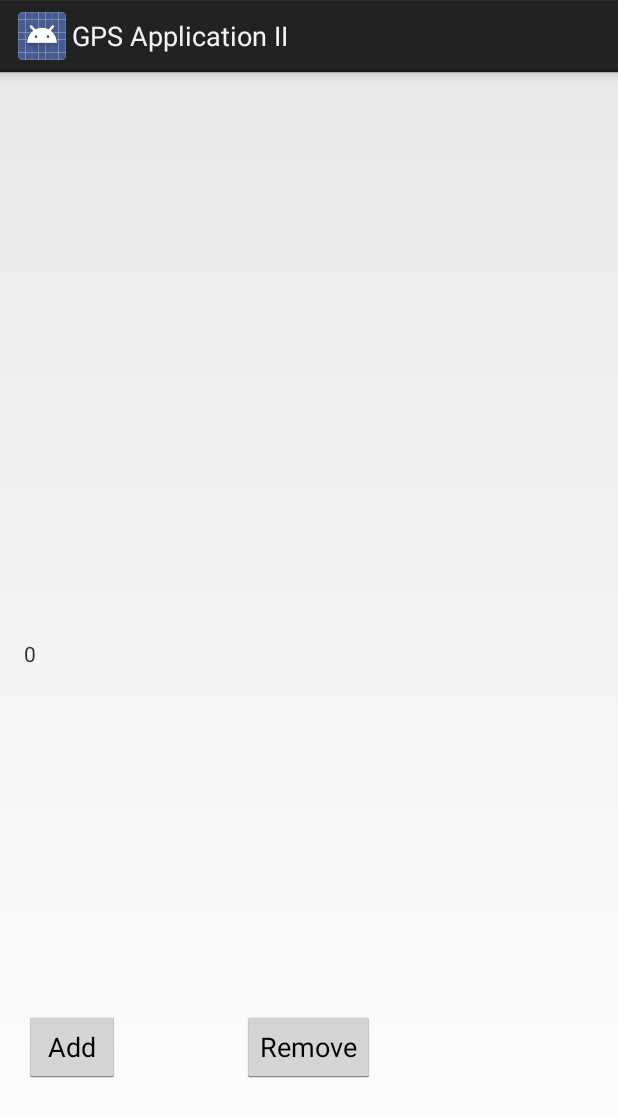
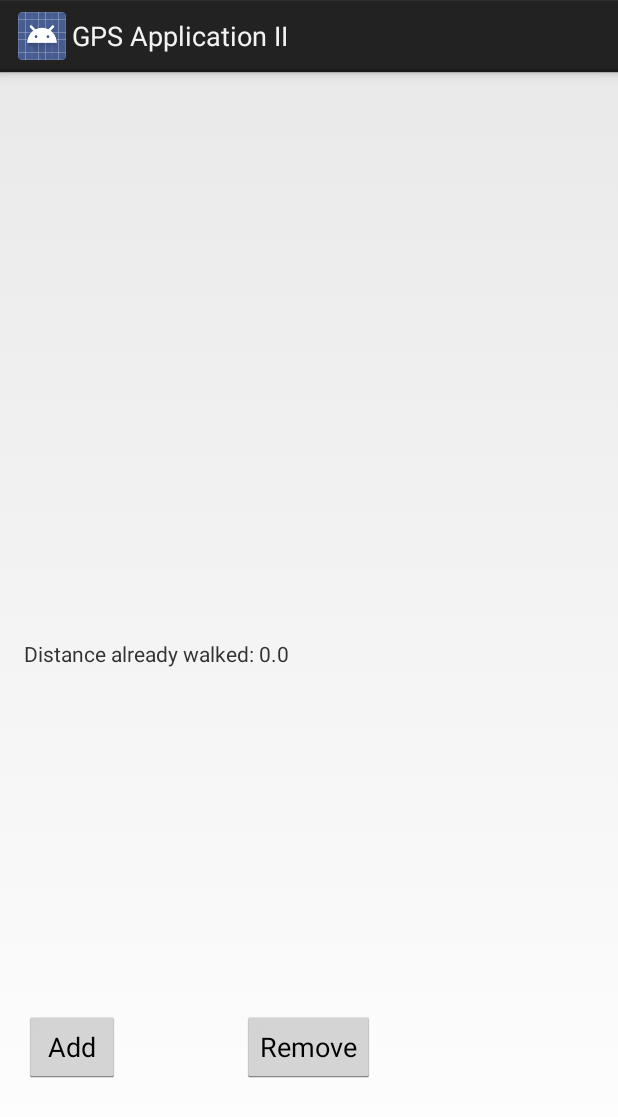
Before and after one commit to Javeed-2015/Projectcourse, an Android app: the screen it shows after launch (MainActivity), after a tap on "Add", on a phone screen of 412 x 824 dp. Shown: the top 1117 px of the screen. Run offline under Robolectric (Android 15) with nearby library versions, the phone set to English and light mode, and no system bars.

Commit message:
final push ;)

```diff
--- a/GPSApplicationII/app/src/main/java/zarag/gpsapplicationii/MainActivity.java
+++ b/GPSApplicationII/app/src/main/java/zarag/gpsapplicationii/MainActivity.java
@@ -2,7 +2,6 @@ package zarag.gpsapplicationii;
 
 import android.app.Activity;
 import android.content.Context;
-import android.location.GpsStatus;
 import android.location.Location;
 import android.location.LocationListener;
 import android.location.LocationManager;
@@ -10,7 +9,6 @@ import android.os.Bundle;
 import android.view.View;
 import android.widget.Button;
 import android.widget.TextView;
-import android.widget.Toast;
 
 import java.util.ArrayList;
 import java.util.List;
@@ -24,7 +22,11 @@ public class MainActivity extends Activity {
     private Button addBtn, removeBtn;
 
     private LocationListener locationListener;
-    LocationManager locationManager;
+    private LocationManager locationManager;
+
+    private float distance, lastDistance;
+    private String walked = "Distance already walked: ";
+
     @Override
     protected void onCreate(Bundle savedInstanceState) {
         super.onCreate(savedInstanceState);
@@ -39,7 +41,8 @@ public class MainActivity extends Activity {
         addBtn = (Button)findViewById(R.id.addBtn);
         removeBtn = (Button)findViewById(R.id.removeBtn);
 
-        travelDistance.setText("0");
+        distance = 0;
+        travelDistance.setText(walked + String.valueOf(distance));
 
         locationListener = new LocationListener() {
             @Override
@@ -66,23 +69,21 @@ public class MainActivity extends Activity {
         addLocation();
         removeLastLocation();
 
-        locationManager.requestLocationUpdates(LocationManager.GPS_PROVIDER, 1000, 5, locationListener);
+        locationManager.requestLocationUpdates(LocationManager.GPS_PROVIDER, 1000, 1, locationListener);
     }
 
     private void addLocation() {
         addBtn.setOnClickListener(new View.OnClickListener() {
             @Override
             public void onClick(View view) {
-                Toast debugToast = Toast.makeText(getApplicationContext(),
-                        "the altitude" + currLocation.getAltitude()
-                              + "the longtitude" + currLocation.getLongitude(), Toast.LENGTH_SHORT );
-                debugToast.show();
-                if (currLocation != null && locations.size() > 1 && !locations.contains(currLocation)) {
+                if (currLocation != null && !locations.contains(currLocation)) {
                     locations.add(currLocation);
-                    // set the new distance
-                    Float tmpDistance = refreshDistance(Float.parseFloat(travelDistance.getText().toString()),
-                            currLocation.distanceTo(locations.get(locations.size() - 2)));
-                    travelDistance.setText("Distance" + String.valueOf(tmpDistance));
+                    if(locations.size() > 1) {
+                        // set the new distance
+                        lastDistance = currLocation.distanceTo(locations.get(locations.size()-2));
+                        distance += lastDistance ;
+                        travelDistance.setText(walked + String.valueOf(distance));
+                    }
                 }
             }
         });
@@ -92,15 +93,19 @@ public class MainActivity extends Activity {
         removeBtn.setOnClickListener(new View.OnClickListener() {
             @Override
             public void onClick(View view) {
-                if(!locations.isEmpty()) {
+                if(locations != null) {
                     // delete the last location
                     locations.remove(locations.size() - 1);
+                    if(locations.size() > 1) {
+                        distance -= lastDistance;
+                        lastDistance = distance;
+                    } else {
+                        lastDistance = 0;
+                        distance = 0;
+                    }
+                    travelDistance.setText(walked + String.valueOf(distance));
                 }
             }
         });
     }
-
-    private float refreshDistance(float oldDistance, float newDistance) {
-        return oldDistance + newDistance;
-    }
 }
```
